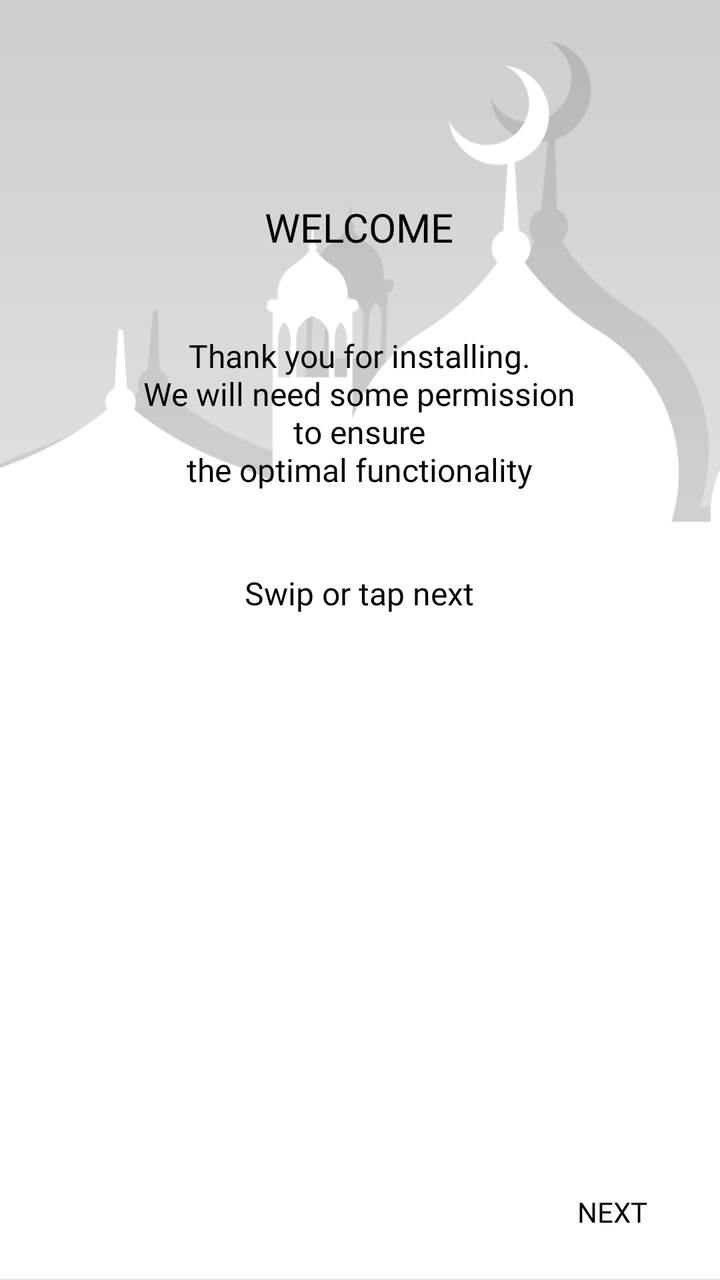
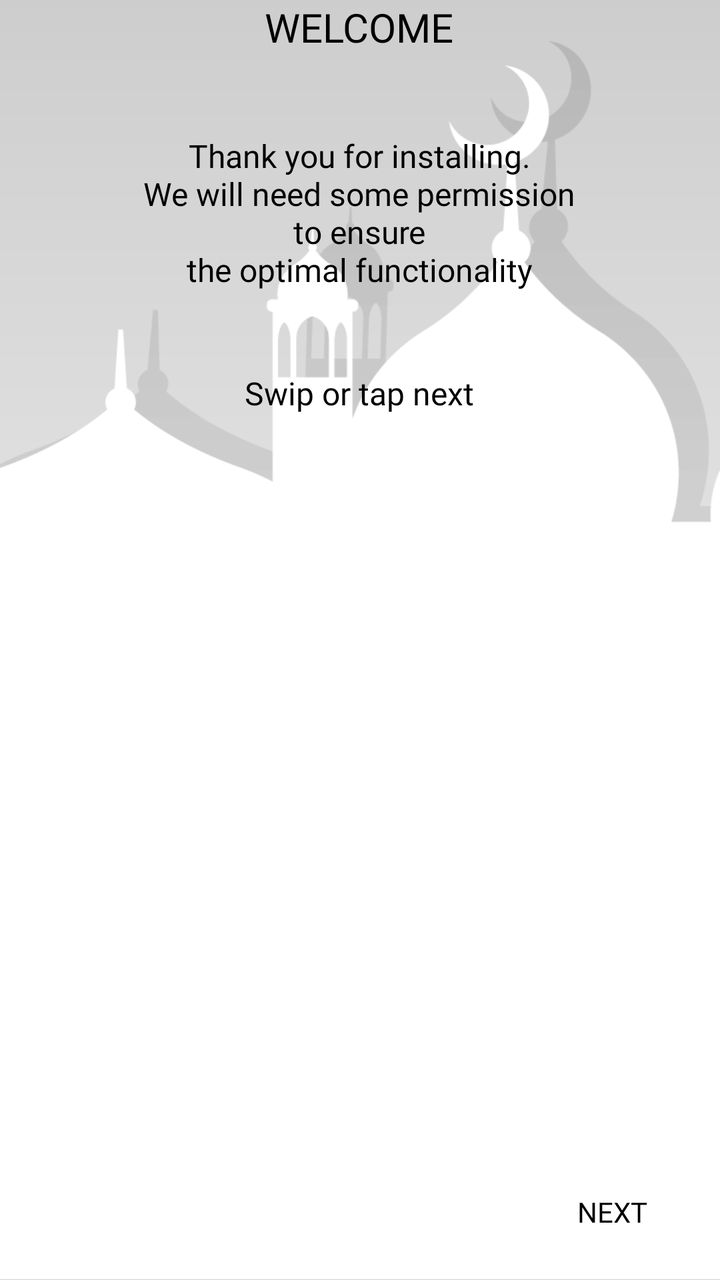

Screens rendered from an Android XML layout before and after an edit, with the pre-edit source and the edit as a unified diff.
<!-- AndroidManifest.xml: application theme AppTheme -->
<!-- res/layout/fragment_first_slider.xml -->
<?xml version="1.0" encoding="utf-8"?>
<RelativeLayout xmlns:android="http://schemas.android.com/apk/res/android"
    xmlns:tools="http://schemas.android.com/tools"
    android:layout_width="match_parent"
    android:layout_height="match_parent"
    android:background="@drawable/splash_bg"
    tools:context=".introSlider.FirstSlider">

    <LinearLayout
        android:layout_width="wrap_content"
        android:layout_height="wrap_content"
        android:layout_centerHorizontal="true"
        android:layout_marginTop="100dp"
        android:orientation="vertical">

        <TextView
            android:layout_width="wrap_content"
            android:layout_height="wrap_content"
            android:layout_gravity="center"
            android:layout_marginBottom="40dp"
            android:fontFamily="@font/font_nirmala"
            android:text="@string/txt_welcome_text"
            android:textAllCaps="true"
            android:textColor="@color/colorBlack"
            android:textSize="20sp" />

        <TextView
            android:layout_width="wrap_content"
            android:layout_height="wrap_content"
            android:layout_gravity="center"
            android:fontFamily="@font/font_nirmala"
            android:text="@string/txt_first_slider_text"
            android:textAlignment="center"
            android:textColor="@color/colorBlack"
            android:textSize="16sp" />

        <TextView
            android:layout_width="wrap_content"
            android:layout_height="wrap_content"
            android:layout_gravity="center"
            android:layout_marginTop="40dp"
            android:fontFamily="@font/font_nirmala"
            android:text="@string/txt_swip_slider_text"
            android:textAlignment="center"
            android:textColor="@color/colorBlack"
            android:textSize="16sp" />
    </LinearLayout>

    <Button
        android:id="@+id/btn_changePage"
        android:layout_width="wrap_content"
        android:layout_height="wrap_content"
        android:layout_alignParentEnd="true"
        android:layout_alignParentBottom="true"
        android:layout_marginEnd="10dp"
        android:layout_marginBottom="10dp"
        android:background="@android:color/transparent"
        android:fontFamily="@font/font_erasbd"
        android:text="@string/next"
        android:textColor="@color/colorBlack" />

</RelativeLayout>
<!-- resources referenced by this layout -->
<resources>
  <color name="colorBlack">#000000</color>
  <!-- drawable splash_bg: png bitmap (drawable, 24291 bytes) -->
  <string name="next">Next</string>
  <string name="txt_first_slider_text">Thank you for installing.\nWe will need some permission\nto ensure\nthe optimal functionality</string>
  <string name="txt_swip_slider_text">Swip or tap next</string>
  <string name="txt_welcome_text">Welcome</string>
  <style name="AppTheme" parent="Theme.AppCompat.Light.NoActionBar">
          
          <item name="colorPrimary">@color/colorPrimary</item>
          <item name="colorPrimaryDark">@color/colorPrimaryDark</item>
          <item name="colorAccent">@color/colorAccent</item>
      </style>
  <color name="colorPrimary">#008577</color>
  <color name="colorPrimaryDark">#00574B</color>
  <color name="colorAccent">#008577</color>
</resources>

<!-- the commit's change to res/layout/fragment_first_slider.xml (unified diff, before → after) -->
@@ -10,7 +10,7 @@
         android:layout_width="wrap_content"
         android:layout_height="wrap_content"
         android:layout_centerHorizontal="true"
-        android:layout_marginTop="100dp"
+        android:layout_marginTop="true"
         android:orientation="vertical">
 
         <TextView
